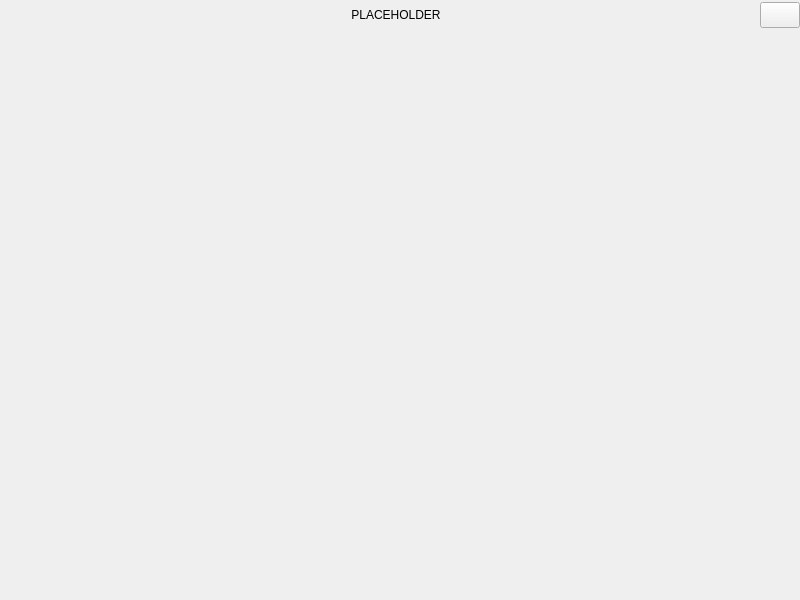
Qt form Source/OCui/Layouts/MainWindow.ui (apertus-open-source-cinema/opencine) before a commit.
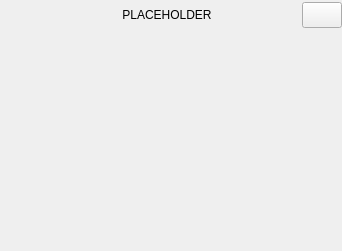
The same form after that commit. Icons and pictures are not drawn.

```diff
--- a/Source/OCui/Layouts/MainWindow.ui
+++ b/Source/OCui/Layouts/MainWindow.ui
@@ -6,12 +6,12 @@
    <rect>
     <x>0</x>
     <y>0</y>
-    <width>800</width>
-    <height>600</height>
+    <width>342</width>
+    <height>251</height>
    </rect>
   </property>
   <property name="sizePolicy">
-   <sizepolicy hsizetype="Minimum" vsizetype="Minimum">
+   <sizepolicy hsizetype="Preferred" vsizetype="Preferred">
     <horstretch>0</horstretch>
     <verstretch>0</verstretch>
    </sizepolicy>
```
